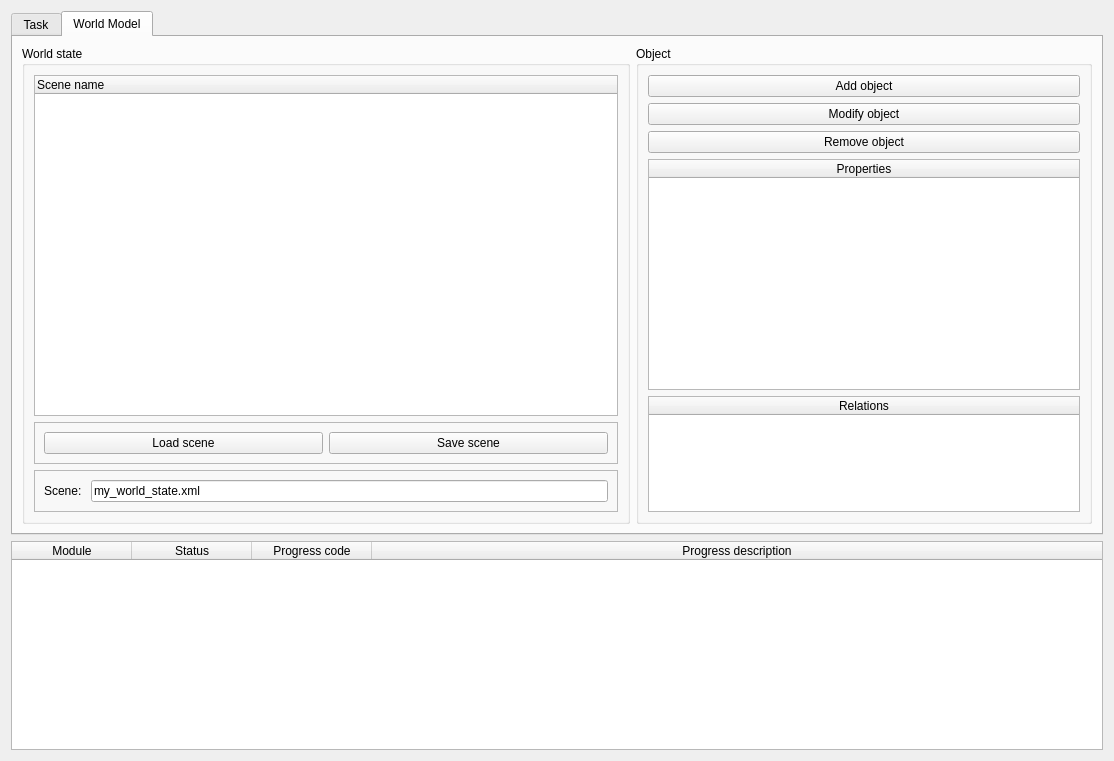
Above: skiros2_gui/src/skiros2_gui/core/skiros_gui.ui from RobotLabLTH/skiros2 before the change. Below: the same form after it.
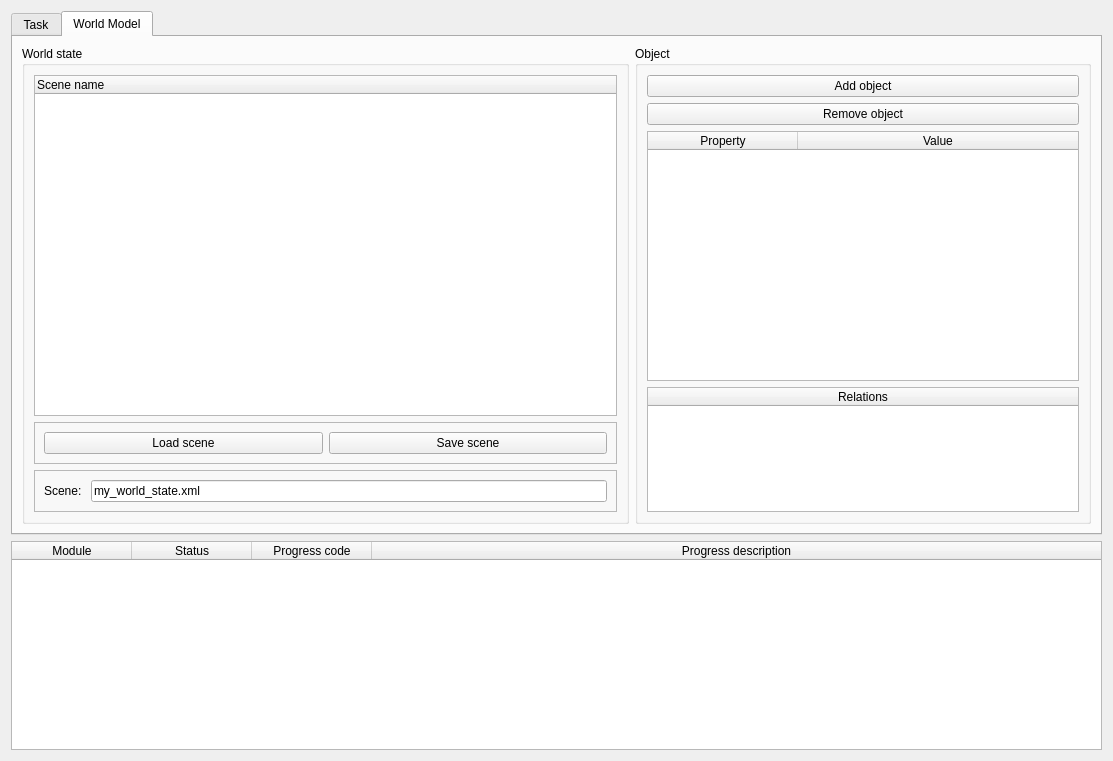
That is the form after the change. The open tabs and pages were chosen to show the change.

Commit message: Development of GUI - WM tab

```diff
--- a/skiros2_gui/src/skiros2_gui/core/skiros_gui.ui
+++ b/skiros2_gui/src/skiros2_gui/core/skiros_gui.ui
@@ -9,10 +9,16 @@
    <rect>
     <x>0</x>
     <y>0</y>
-    <width>1114</width>
+    <width>1113</width>
     <height>761</height>
    </rect>
   </property>
+  <property name="sizePolicy">
+   <sizepolicy hsizetype="Preferred" vsizetype="Preferred">
+    <horstretch>0</horstretch>
+    <verstretch>0</verstretch>
+   </sizepolicy>
+  </property>
   <property name="focusPolicy">
    <enum>Qt::NoFocus</enum>
   </property>
@@ -379,6 +385,15 @@
          <layout class="QVBoxLayout" name="verticalLayout_6">
           <item>
            <widget class="QTreeWidget" name="wm_tree_widget">
+            <property name="editTriggers">
+             <set>QAbstractItemView::AllEditTriggers</set>
+            </property>
+            <property name="indentation">
+             <number>15</number>
+            </property>
+            <property name="uniformRowHeights">
+             <bool>true</bool>
+            </property>
             <property name="columnCount">
              <number>1</number>
             </property>
@@ -469,13 +484,6 @@
             </property>
            </widget>
           </item>
-          <item>
-           <widget class="QPushButton" name="modify_object_button">
-            <property name="text">
-             <string>Modify object</string>
-            </property>
-           </widget>
-          </item>
           <item>
            <widget class="QPushButton" name="remove_object_button">
             <property name="text">
@@ -491,15 +499,32 @@
               <verstretch>2</verstretch>
              </sizepolicy>
             </property>
+            <property name="editTriggers">
+             <set>QAbstractItemView::DoubleClicked|QAbstractItemView::EditKeyPressed|QAbstractItemView::SelectedClicked</set>
+            </property>
+            <property name="selectionMode">
+             <enum>QAbstractItemView::SingleSelection</enum>
+            </property>
+            <property name="selectionBehavior">
+             <enum>QAbstractItemView::SelectRows</enum>
+            </property>
+            <property name="columnCount">
+             <number>2</number>
+            </property>
+            <attribute name="horizontalHeaderDefaultSectionSize">
+             <number>150</number>
+            </attribute>
             <attribute name="horizontalHeaderStretchLastSection">
              <bool>true</bool>
             </attribute>
-            <attribute name="verticalHeaderVisible">
-             <bool>false</bool>
-            </attribute>
             <column>
              <property name="text">
-              <string>Properties</string>
+              <string>Property</string>
+             </property>
+            </column>
+            <column>
+             <property name="text">
+              <string>Value</string>
              </property>
             </column>
            </widget>
```
Left out of the diff: 2 changed lines with no effect on the pictures. The commit also changes 2 other files.
